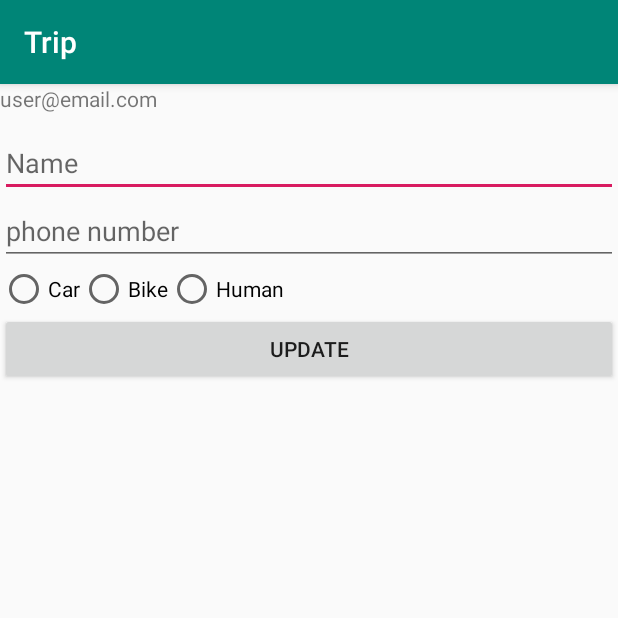
After one commit to anant-gupta14/Trip, an Android app: the UserProfileActivity screen opened directly, with no data from a screen before it, on a phone screen of 412 x 824 dp, the top half of it. The commit adds this screen. Run offline under Robolectric (Android 15) with nearby library versions, the phone set to English and light mode, and no system bars; our stand-ins replace Firebase (no records; nobody signed in at launch, a user with empty details on screens opened directly).

Commit message:
user info added

```diff
--- a/app/src/main/AndroidManifest.xml
+++ b/app/src/main/AndroidManifest.xml
@@ -43,7 +43,8 @@
             android:label="@string/title_activity_user_maps" />
         <activity
             android:name=".UserMapsActivity"
-            android:label="@string/title_activity_user_maps"></activity>
+            android:label="@string/title_activity_user_maps" />
+        <activity android:name=".UserProfileActivity"></activity>
     </application>
 
 </manifest>
--- /dev/null
+++ b/app/src/main/java/com/dev/infinitoz/TripContext.java
@@ -0,0 +1,35 @@
+package com.dev.infinitoz;
+
+import java.util.HashMap;
+import java.util.Map;
+
+public class TripContext {
+
+    private static Map<String, Object> map = new HashMap<>();
+
+
+    private TripContext() {
+
+    }
+
+    /*private static TripContext tripContext;
+
+    public static TripContext getInstance(){
+        if(tripContext==null){
+            synchronized (TripContext.class){
+                if(tripContext == null){
+                    tripContext = new TripContext();
+                }
+            }
+        }
+        return tripContext;
+    }*/
+    public static Object getValue(String key) {
+        return map.get(key);
+    }
+
+    public static void addValue(String key, Object value) {
+        map.put(key, value);
+    }
+
+}
--- /dev/null
+++ b/app/src/main/java/com/dev/infinitoz/trip/Constants.java
@@ -0,0 +1,14 @@
+package com.dev.infinitoz.trip;
+
+public interface Constants {
+
+    String USER = "USER";
+    String USERS = "Users";
+    String NAME = "name";
+    String PHONE = "phone";
+    String VEHICLE_TYPE = "vehicleType";
+    String CAR = "Car";
+    String BIKE = "Bike";
+    String HUMAN = "Human";
+
+}
--- a/app/src/main/java/com/dev/infinitoz/trip/MainActivity.java
+++ b/app/src/main/java/com/dev/infinitoz/trip/MainActivity.java
@@ -9,6 +9,7 @@ import android.widget.Button;
 import android.widget.EditText;
 import android.widget.Toast;
 
+import com.dev.infinitoz.TripContext;
 import com.google.android.gms.tasks.OnCompleteListener;
 import com.google.android.gms.tasks.Task;
 import com.google.firebase.auth.AuthResult;
@@ -44,6 +45,7 @@ public class MainActivity extends AppCompatActivity {
             public void onAuthStateChanged(@NonNull FirebaseAuth firebaseAuth) {
                 FirebaseUser user = FirebaseAuth.getInstance().getCurrentUser();
                 if (user != null) {
+                    TripContext.addValue(Constants.USER, user);
                     Intent intent = new Intent(MainActivity.this, MenuActivity.class);
                     startActivity(intent);
                     finish();
--- /dev/null
+++ b/app/src/main/java/com/dev/infinitoz/trip/UserProfileActivity.java
@@ -0,0 +1,113 @@
+package com.dev.infinitoz.trip;
+
+import android.os.Bundle;
+import android.support.v7.app.AppCompatActivity;
+import android.widget.Button;
+import android.widget.EditText;
+import android.widget.RadioButton;
+import android.widget.RadioGroup;
+import android.widget.TextView;
+import android.widget.Toast;
+
+import com.dev.infinitoz.TripContext;
+import com.google.firebase.auth.FirebaseUser;
+import com.google.firebase.database.DataSnapshot;
+import com.google.firebase.database.DatabaseError;
+import com.google.firebase.database.DatabaseReference;
+import com.google.firebase.database.FirebaseDatabase;
+import com.google.firebase.database.ValueEventListener;
+
+import java.util.HashMap;
+import java.util.Map;
+
+public class UserProfileActivity extends AppCompatActivity {
+
+    private TextView userEmailTextView;
+    private EditText userName, userPhone;
+    private RadioGroup vehicleGroup;
+    private Button updateButton;
+
+    private FirebaseUser user;
+    private DatabaseReference userDBRef;
+
+    @Override
+    protected void onCreate(Bundle savedInstanceState) {
+        super.onCreate(savedInstanceState);
+        setContentView(R.layout.activity_user_profile);
+        user = (FirebaseUser) TripContext.getValue(Constants.USER);
+        initalize();
+        getUserInfo(user.getUid().toString());
+        updateButton.setOnClickListener(v -> {
+            saveUserProfie();
+        });
+
+
+    }
+
+    private void saveUserProfie() {
+        Map<String, Object> saveMap = new HashMap<>();
+        if (userName.getText().toString() != null) {
+            saveMap.put(Constants.NAME, userName.getText().toString());
+        }
+
+        if (userPhone.getText().toString() != null) {
+            saveMap.put(Constants.PHONE, userPhone.getText().toString());
+        }
+        int radioButtonId = vehicleGroup.getCheckedRadioButtonId();
+        final RadioButton radioButton = findViewById(radioButtonId);
+        if (radioButton.getText() == null) {
+            Toast.makeText(UserProfileActivity.this, "Please select Convaynace mode", Toast.LENGTH_SHORT).show();
+            return;
+        }
+        saveMap.put(Constants.VEHICLE_TYPE, radioButton.getText().toString());
+        userDBRef.updateChildren(saveMap);
+
+    }
+
+    private void getUserInfo(String userId) {
+        userDBRef = FirebaseDatabase.getInstance().getReference().child(Constants.USERS).child(userId);
+        userDBRef.addValueEventListener(new ValueEventListener() {
+            @Override
+            public void onDataChange(DataSnapshot dataSnapshot) {
+                if (dataSnapshot.exists() && dataSnapshot.getChildrenCount() > 0) {
+                    Map<String, Object> dataMap = (Map<String, Object>) dataSnapshot.getValue();
+                    if (dataMap.get(Constants.NAME) != null) {
+                        userName.setText(dataMap.get(Constants.NAME).toString());
+                    }
+                    if (dataMap.get(Constants.PHONE) != null) {
+                        userPhone.setText(dataMap.get(Constants.PHONE).toString());
+                    }
+                    if (dataMap.get(Constants.VEHICLE_TYPE) != null) {
+                        String vType = dataMap.get(Constants.VEHICLE_TYPE).toString();
+                        switch (vType) {
+                            case Constants.CAR:
+                                vehicleGroup.check(R.id.userCar);
+                                break;
+                            case Constants.BIKE:
+                                vehicleGroup.check(R.id.userBike);
+                                break;
+                            case Constants.HUMAN:
+                                vehicleGroup.check(R.id.human);
+                                break;
+                        }
+                    }
+                }
+            }
+
+            @Override
+            public void onCancelled(DatabaseError databaseError) {
+
+            }
+        });
+
+
+    }
+
+    private void initalize() {
+        userEmailTextView = findViewById(R.id.userEmail);
+        userName = findViewById(R.id.userName);
+        userPhone = findViewById(R.id.userPhone);
+        vehicleGroup = findViewById(R.id.vehicleGroup);
+        updateButton = findViewById(R.id.updateButton);
+    }
+}
--- a/app/src/main/res/layout/activity_main.xml
+++ b/app/src/main/res/layout/activity_main.xml
@@ -10,7 +10,7 @@
         android:id="@+id/email"
         android:layout_width="match_parent"
         android:layout_height="wrap_content"
-        android:hint="Email" />
+        android:hint="phone number" />
 
     <EditText
         android:id="@+id/password"
--- /dev/null
+++ b/app/src/main/res/layout/activity_user_profile.xml
@@ -0,0 +1,58 @@
+<?xml version="1.0" encoding="utf-8"?>
+<LinearLayout xmlns:android="http://schemas.android.com/apk/res/android"
+    xmlns:tools="http://schemas.android.com/tools"
+    android:layout_width="match_parent"
+    android:layout_height="match_parent"
+    android:orientation="vertical"
+    tools:context=".UserProfileActivity">
+
+    <TextView
+        android:id="@+id/userEmail"
+        android:layout_width="match_parent"
+        android:layout_height="30sp"
+        android:text="user@email.com" />
+
+    <EditText
+        android:id="@+id/userName"
+        android:layout_width="match_parent"
+        android:layout_height="wrap_content"
+        android:hint="Name" />
+
+    <EditText
+        android:id="@+id/userPhone"
+        android:layout_width="match_parent"
+        android:layout_height="wrap_content"
+        android:hint="phone number" />
+
+    <RadioGroup
+        android:id="@+id/vehicleGroup"
+        android:layout_width="match_parent"
+        android:layout_height="wrap_content"
+        android:orientation="horizontal">
+
+        <RadioButton
+            android:id="@+id/userCar"
+            android:layout_width="wrap_content"
+            android:layout_height="wrap_content"
+            android:text="Car" />
+
+        <RadioButton
+            android:id="@+id/userBike"
+            android:layout_width="wrap_content"
+            android:layout_height="wrap_content"
+            android:text="Bike" />
+
+        <RadioButton
+            android:id="@+id/human"
+            android:layout_width="wrap_content"
+            android:layout_height="wrap_content"
+            android:text="Human" />
+    </RadioGroup>
+
+    <Button
+        android:id="@+id/updateButton"
+        android:layout_width="match_parent"
+        android:layout_height="wrap_content"
+        android:text="Update" />
+
+</LinearLayout>
```
Also changed, not shown: app/src/debug/res/values/google_maps_api.xml (added, +24 -0 lines), app/src/main/java/com/dev/infinitoz/trip/AdminMapActivity.java (+6 -1 lines), app/src/main/res/layout/header.xml (+14 -0 lines), app/src/main/res/menu/navmenu.xml (+12 -2 lines), app/src/main/ic_app-web.png (added), app/src/main/res/mipmap-hdpi/ic_app.png (added), app/src/main/res/mipmap-mdpi/ic_app.png (added), app/src/main/res/mipmap-xhdpi/ic_app.png (added), app/src/main/res/mipmap-xxhdpi/ic_app.png (added), app/src/main/res/mipmap-xxxhdpi/ic_app.png (added).
